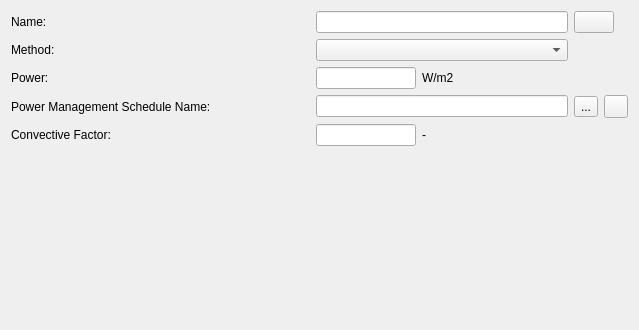
First picture: the form in SIM-VICUS/src/SVDBInternalLoadsOtherEditWidget.ui, repository ghorwin/SIM-VICUS, before the edit.
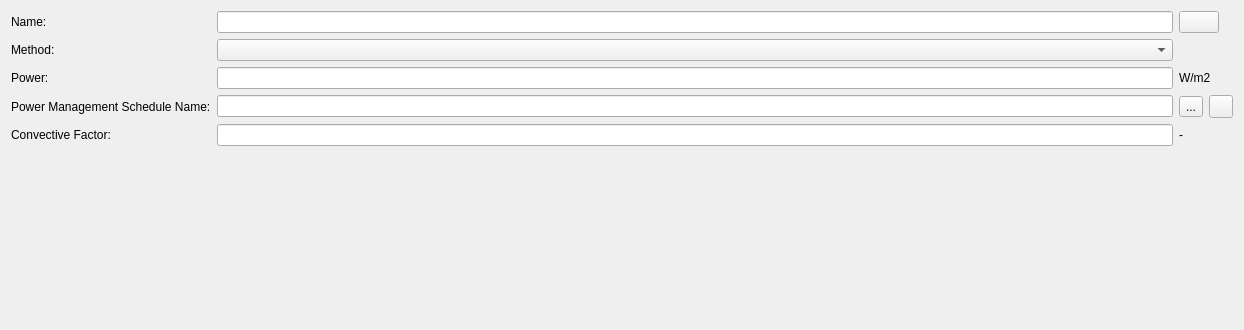
Second picture: the form after the edit. Icons and pictures are not drawn. Custom widgets are drawn as their Qt base class.

Commit message: Updated ui of internal loads (stretching was wrong)

```diff
--- a/SIM-VICUS/src/SVDBInternalLoadsOtherEditWidget.ui
+++ b/SIM-VICUS/src/SVDBInternalLoadsOtherEditWidget.ui
@@ -6,64 +6,27 @@
    <rect>
     <x>0</x>
     <y>0</y>
-    <width>639</width>
+    <width>1244</width>
     <height>330</height>
    </rect>
   </property>
   <property name="windowTitle">
    <string>Form</string>
   </property>
-  <layout class="QGridLayout" name="gridLayoutMaster">
-   <item row="3" column="0" colspan="2">
-    <widget class="QLabel" name="labelDisplayName_2">
-     <property name="minimumSize">
-      <size>
-       <width>0</width>
-       <height>0</height>
-      </size>
-     </property>
-     <property name="text">
-      <string>Power Management Schedule Name:</string>
-     </property>
-    </widget>
-   </item>
-   <item row="0" column="0">
-    <widget class="QLabel" name="labelDisplayName">
-     <property name="minimumSize">
-      <size>
-       <width>0</width>
-       <height>0</height>
-      </size>
-     </property>
-     <property name="text">
-      <string>Name:</string>
-     </property>
-    </widget>
-   </item>
-   <item row="1" column="0">
-    <widget class="QLabel" name="labelCategory_2">
-     <property name="minimumSize">
-      <size>
-       <width>0</width>
-       <height>0</height>
-      </size>
-     </property>
-     <property name="text">
-      <string>Method:</string>
-     </property>
-    </widget>
-   </item>
+  <layout class="QGridLayout" name="gridLayoutMaster" columnstretch="0,0,1,0,0,0">
    <item row="0" column="2" colspan="2">
     <widget class="QtExt::LanguageStringEditWidget1" name="lineEditName"/>
    </item>
-   <item row="3" column="5">
-    <widget class="QToolButton" name="toolButtonRemovePowerManagementSchedule">
-     <property name="icon">
-      <iconset resource="../resources/SIM-VICUS.qrc">
-       <normaloff>:/gfx/actions/24x24/minus.png</normaloff>:/gfx/actions/24x24/minus.png</iconset>
+   <item row="2" column="0" colspan="2">
+    <widget class="QLabel" name="labelOtherInput">
+     <property name="text">
+      <string>Power:</string>
      </property>
     </widget>
    </item>
+   <item row="1" column="2" colspan="2">
+    <widget class="QComboBox" name="comboBoxMethod"/>
+   </item>
    <item row="3" column="4">
     <widget class="QToolButton" name="toolButtonSelectSchedule">
      <property name="text">
@@ -71,36 +34,56 @@
      </property>
     </widget>
    </item>
-   <item row="4" column="3">
+   <item row="0" column="0" colspan="2">
+    <widget class="QLabel" name="labelDisplayName">
+     <property name="minimumSize">
+      <size>
+       <width>0</width>
+       <height>0</height>
+      </size>
+     </property>
+     <property name="text">
+      <string>Name:</string>
+     </property>
+    </widget>
+   </item>
+   <item row="2" column="2" colspan="2">
+    <widget class="QtExt::ValidatingLineEdit" name="lineEditPower">
+     <property name="maximumSize">
+      <size>
+       <width>16777215</width>
+       <height>16777215</height>
+      </size>
+     </property>
+    </widget>
+   </item>
+   <item row="4" column="4" colspan="2">
     <widget class="QLabel" name="labelConvectiveFactorUnit">
      <property name="text">
       <string>-</string>
      </property>
     </widget>
    </item>
-   <item row="1" column="2" colspan="2">
-    <widget class="QComboBox" name="comboBoxMethod"/>
-   </item>
-   <item row="3" column="2" colspan="2">
-    <widget class="QLineEdit" name="lineEditManagementScheduleName">
-     <property name="readOnly">
-      <bool>true</bool>
+   <item row="3" column="5">
+    <widget class="QToolButton" name="toolButtonRemovePowerManagementSchedule">
+     <property name="icon">
+      <iconset resource="../resources/SIM-VICUS.qrc">
+       <normaloff>:/gfx/actions/24x24/minus.png</normaloff>:/gfx/actions/24x24/minus.png</iconset>
      </property>
     </widget>
    </item>
-   <item row="2" column="3">
-    <widget class="QLabel" name="labelOtherInputUnit">
-     <property name="text">
-      <string>W/m2</string>
+   <item row="4" column="2" colspan="2">
+    <widget class="QtExt::ValidatingLineEdit" name="lineEditConvectiveFactor">
+     <property name="maximumSize">
+      <size>
+       <width>16777215</width>
+       <height>16777215</height>
+      </size>
      </property>
     </widget>
    </item>
-   <item row="2" column="0">
-    <widget class="QLabel" name="labelOtherInput">
-     <property name="text">
-      <string>Power:</string>
-     </property>
-    </widget>
+   <item row="5" column="0" colspan="6">
+    <widget class="QwtPlot" name="widgetPlot" native="true"/>
    </item>
    <item row="0" column="4" colspan="2">
     <widget class="QtExt::ColorButton" name="pushButtonColor">
@@ -112,6 +95,26 @@
      </property>
     </widget>
    </item>
+   <item row="2" column="4" colspan="2">
+    <widget class="QLabel" name="labelOtherInputUnit">
+     <property name="text">
+      <string>W/m2</string>
+     </property>
+    </widget>
+   </item>
+   <item row="3" column="0" colspan="2">
+    <widget class="QLabel" name="labelDisplayName_2">
+     <property name="minimumSize">
+      <size>
+       <width>0</width>
+       <height>0</height>
+      </size>
+     </property>
+     <property name="text">
+      <string>Power Management Schedule Name:</string>
+     </property>
+    </widget>
+   </item>
    <item row="4" column="0" colspan="2">
     <widget class="QLabel" name="labelConvectiveFactor">
      <property name="text">
@@ -119,46 +122,43 @@
      </property>
     </widget>
    </item>
-   <item row="4" column="2">
-    <widget class="QtExt::ValidatingLineEdit" name="lineEditConvectiveFactor">
-     <property name="maximumSize">
-      <size>
-       <width>100</width>
-       <height>16777215</height>
-      </size>
+   <item row="3" column="2" colspan="2">
+    <widget class="QLineEdit" name="lineEditManagementScheduleName">
+     <property name="readOnly">
+      <bool>true</bool>
      </property>
     </widget>
    </item>
-   <item row="2" column="2">
-    <widget class="QtExt::ValidatingLineEdit" name="lineEditPower">
-     <property name="maximumSize">
+   <item row="1" column="0" colspan="2">
+    <widget class="QLabel" name="labelCategory_2">
+     <property name="minimumSize">
       <size>
-       <width>100</width>
-       <height>16777215</height>
+       <width>0</width>
+       <height>0</height>
       </size>
      </property>
+     <property name="text">
+      <string>Method:</string>
+     </property>
     </widget>
    </item>
-   <item row="5" column="0" colspan="6">
-    <widget class="QwtPlot" name="widgetPlot" native="true"/>
-   </item>
   </layout>
  </widget>
  <customwidgets>
-  <customwidget>
-   <class>QtExt::ValidatingLineEdit</class>
-   <extends>QLineEdit</extends>
-   <header location="global">QtExt_ValidatingLineEdit.h</header>
-   <slots>
-    <signal>editingFinishedSuccessfully()</signal>
-   </slots>
-  </customwidget>
   <customwidget>
    <class>QtExt::LanguageStringEditWidget1</class>
    <extends>QLineEdit</extends>
    <header location="global">QtExt_LanguageStringEditWidget1.h</header>
    <container>1</container>
   </customwidget>
+  <customwidget>
+   <class>QtExt::ValidatingLineEdit</class>
+   <extends>QLineEdit</extends>
+   <header location="global">QtExt_ValidatingLineEdit.h</header>
+   <slots>
+    <signal>editingFinishedSuccessfully()</signal>
+   </slots>
+  </customwidget>
   <customwidget>
    <class>QtExt::ColorButton</class>
    <extends>QPushButton</extends>
```
Left out of the diff: 3 changed lines with no effect on the pictures. The commit also changes 3 other files.
